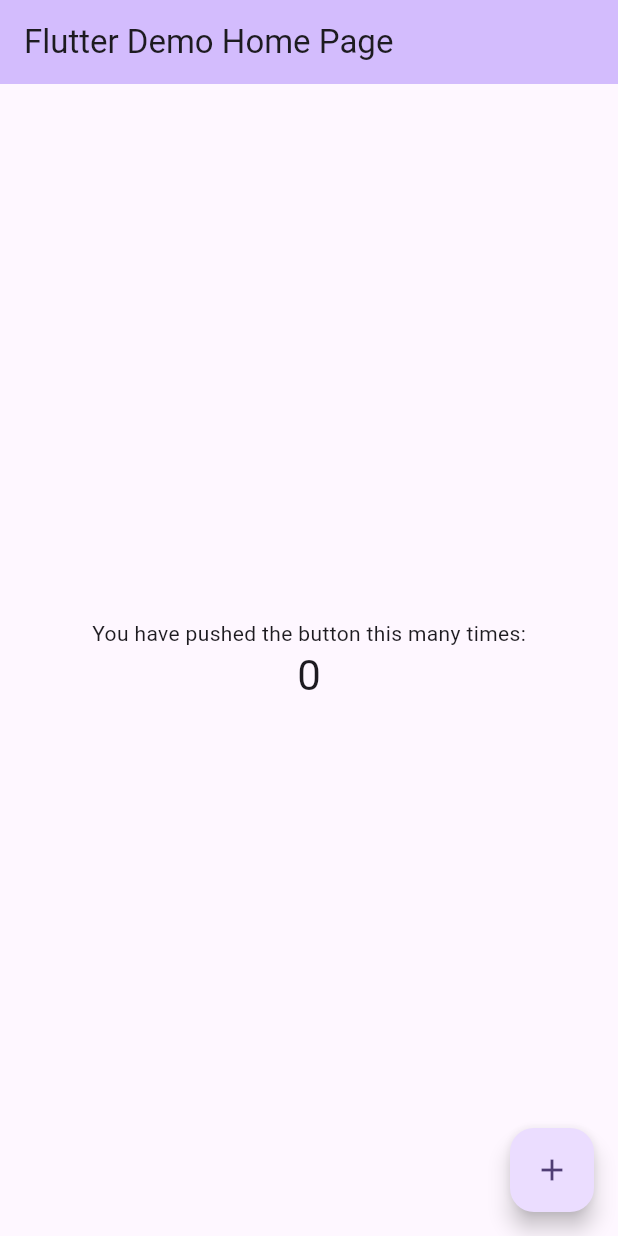
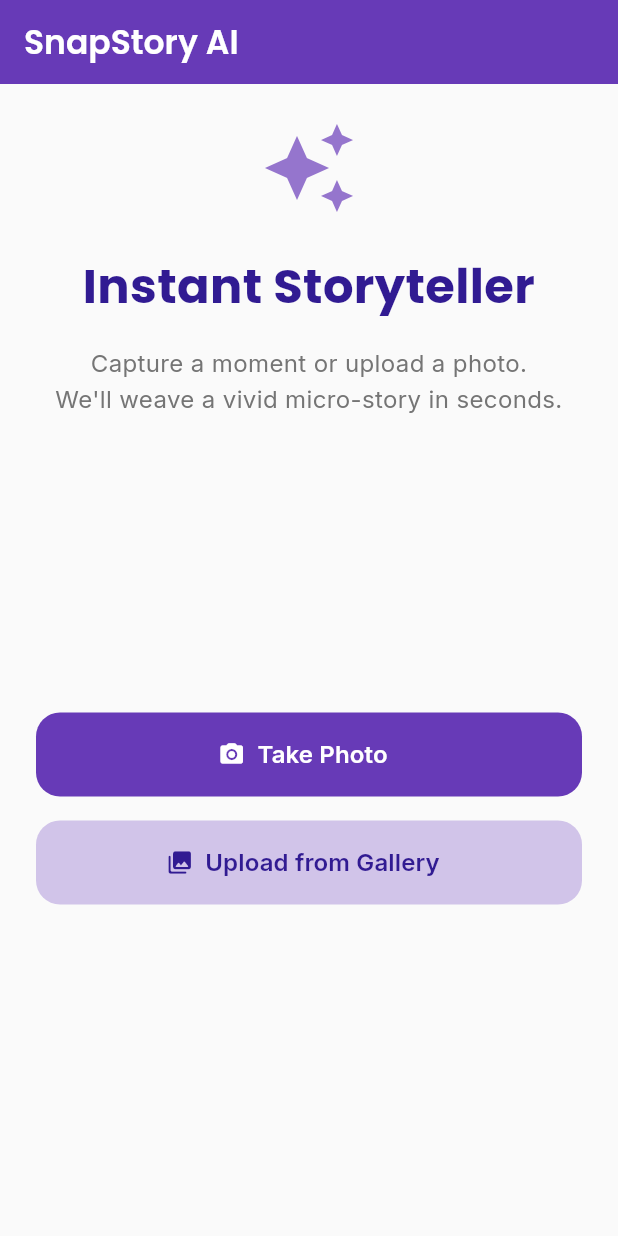
Before and after one commit to could-ai/019aa71c-f1f3-72ac-850e-66d44a886831, a Flutter app: the screen it shows after launch, on a phone screen of 412 x 824 dp. Run offline on Flutter 3.47's test engine with Material 3 defaults, Android fonts, the phone set to English and light mode, and no system bars; our stand-ins replace google_fonts, image_picker.

Commit message:
Added image_picker for camera/gallery functionality and google_fonts for better typography.; Created StoryService to handle mock AI story generation with simulated network delay and randomized responses.; Created HomeScreen with a modern UI for image capture/upload and story display. Includes loading states, error handling, and responsive design.; Updated main.dart to use the new HomeScreen and configured the app theme with Google Fonts.

```diff
--- a/usr/lib/main.dart
+++ b/usr/lib/main.dart
@@ -1,4 +1,6 @@
 import 'package:flutter/material.dart';
+import 'package:google_fonts/google_fonts.dart';
+import 'screens/home_screen.dart';
 
 void main() {
   runApp(const MyApp());
@@ -7,117 +9,24 @@ void main() {
 class MyApp extends StatelessWidget {
   const MyApp({super.key});
 
-  // This widget is the root of your application.
   @override
   Widget build(BuildContext context) {
     return MaterialApp(
-      title: 'Flutter Demo',
+      title: 'SnapStory AI',
       debugShowCheckedModeBanner: false,
       theme: ThemeData(
-        // This is the theme of your application.
-        //
-        // TRY THIS: Try running your application with "flutter run". You'll see
-        // the application has a purple toolbar. Then, without quitting the app,
-        // try changing the seedColor in the colorScheme below to Colors.green
-        // and then invoke "hot reload" (save your changes or press the "hot
-        // reload" button in a Flutter-supported IDE, or press "r" if you used
-        // the command line to start the app).
-        //
-        // Notice that the counter didn't reset back to zero; the application
-        // state is not lost during the reload. To reset the state, use hot
-        // restart instead.
-        //
-        // This works for code too, not just values: Most code changes can be
-        // tested with just a hot reload.
-        colorScheme: ColorScheme.fromSeed(seedColor: Colors.deepPurple),
+        colorScheme: ColorScheme.fromSeed(
+          seedColor: Colors.deepPurple,
+          primary: Colors.deepPurple,
+          secondary: Colors.amber,
+        ),
+        useMaterial3: true,
+        textTheme: GoogleFonts.interTextTheme(),
       ),
       initialRoute: '/',
       routes: {
-        '/': (context) => const MyHomePage(title: 'Flutter Demo Home Page'),
+        '/': (context) => const HomeScreen(),
       },
     );
   }
 }
-
-class MyHomePage extends StatefulWidget {
-  const MyHomePage({super.key, required this.title});
-
-  // This widget is the home page of your application. It is stateful, meaning
-  // that it has a State object (defined below) that contains fields that affect
-  // how it looks.
-
-  // This class is the configuration for the state. It holds the values (in this
-  // case the title) provided by the parent (in this case the App widget) and
-  // used by the build method of the State. Fields in a Widget subclass are
-  // always marked "final".
-
-  final String title;
-
-  @override
-  State<MyHomePage> createState() => _MyHomePageState();
-}
-
-class _MyHomePageState extends State<MyHomePage> {
-  int _counter = 0;
-
-  void _incrementCounter() {
-    setState(() {
-      // This call to setState tells the Flutter framework that something has
-      // changed in this State, which causes it to rerun the build method below
-      // so that the display can reflect the updated values. If we changed
-      // _counter without calling setState(), then the build method would not be
-      // called again, and so nothing would appear to happen.
-      _counter++;
-    });
-  }
-
-  @override
-  Widget build(BuildContext context) {
-    // This method is rerun every time setState is called, for instance as done
-    // by the _incrementCounter method above.
-    //
-    // The Flutter framework has been optimized to make rerunning build methods
-    // fast, so that you can just rebuild anything that needs updating rather
-    // than having to individually change instances of widgets.
-    return Scaffold(
-      appBar: AppBar(
-        // TRY THIS: Try changing the color here to a specific color (to
-        // Colors.amber, perhaps?) and trigger a hot reload to see the AppBar
-        // change color while the other colors stay the same.
-        backgroundColor: Theme.of(context).colorScheme.inversePrimary,
-        // Here we take the value from the MyHomePage object that was created by
-        // the App.build method, and use it to set our appbar title.
-        title: Text(widget.title),
-      ),
-      body: Center(
-        // Center is a layout widget. It takes a single child and positions it
-        // in the middle of the parent.
-        child: Column(
-          // Column is also a layout widget. It takes a list of children and
-          // arranges them vertically. By default, it sizes itself to fit its
-          // children horizontally, and tries to be as tall as its parent.
-          //
-          // Column has various properties to control how it sizes itself and
-          // how it positions its children. Here we use mainAxisAlignment to
-          // center the children vertically; the main axis here is the vertical
-          // axis because Columns are vertical (the cross axis would be
-          // horizontal).
-          //
-          // TRY THIS: Invoke "debug painting" (choose the "Toggle Debug Paint"
-          // action in the IDE, or press "p" in the console), to see the
-          // wireframe for each widget.
-          mainAxisAlignment: MainAxisAlignment.center,
-          children: <Widget>[
-            const Text('You have pushed the button this many times:'),
-            Text('$_counter', style: Theme.of(context).textTheme.headlineMedium),
-          ],
-        ),
-      ),
-      floatingActionButton: FloatingActionButton(
-        onPressed: _incrementCounter,
-        tooltip: 'Increment',
-        child: const Icon(Icons.add),
-      ), // This trailing comma makes auto-formatting nicer for build methods.
-    );
-  }
-}
--- /dev/null
+++ b/usr/lib/screens/home_screen.dart
@@ -0,0 +1,357 @@
+import 'dart:io';
+import 'package:flutter/foundation.dart';
+import 'package:flutter/material.dart';
+import 'package:image_picker/image_picker.dart';
+import 'package:google_fonts/google_fonts.dart';
+import '../services/story_service.dart';
+
+class HomeScreen extends StatefulWidget {
+  const HomeScreen({super.key});
+
+  @override
+  State<HomeScreen> createState() => _HomeScreenState();
+}
+
+class _HomeScreenState extends State<HomeScreen> {
+  final StoryService _storyService = StoryService();
+  final ImagePicker _picker = ImagePicker();
+
+  XFile? _image;
+  String? _story;
+  bool _isLoading = false;
+  String? _error;
+
+  Future<void> _pickImage(ImageSource source) async {
+    try {
+      final XFile? pickedFile = await _picker.pickImage(
+        source: source,
+        maxWidth: 1024,
+        maxHeight: 1024,
+        imageQuality: 85,
+      );
+
+      if (pickedFile != null) {
+        setState(() {
+          _image = pickedFile;
+          _story = null;
+          _error = null;
+          _isLoading = true;
+        });
+
+        // Generate story
+        try {
+          final story = await _storyService.generateStory(pickedFile);
+          if (mounted) {
+            setState(() {
+              _story = story;
+              _isLoading = false;
+            });
+          }
+        } catch (e) {
+          if (mounted) {
+            setState(() {
+              _error = "Failed to generate story. Please try again.";
+              _isLoading = false;
+            });
+          }
+        }
+      }
+    } catch (e) {
+      setState(() {
+        _error = "Error picking image: $e";
+      });
+    }
+  }
+
+  void _reset() {
+    setState(() {
+      _image = null;
+      _story = null;
+      _error = null;
+      _isLoading = false;
+    });
+  }
+
+  @override
+  Widget build(BuildContext context) {
+    return Scaffold(
+      backgroundColor: Colors.grey[50],
+      appBar: AppBar(
+        title: Text(
+          'SnapStory AI',
+          style: GoogleFonts.poppins(
+            fontWeight: FontWeight.w600,
+            color: Colors.white,
+          ),
+        ),
+        backgroundColor: Colors.deepPurple,
+        elevation: 0,
+        actions: [
+          if (_image != null)
+            IconButton(
+              icon: const Icon(Icons.refresh, color: Colors.white),
+              onPressed: _reset,
+              tooltip: 'Start Over',
+            ),
+        ],
+      ),
+      body: SafeArea(
+        child: Center(
+          child: ConstrainedBox(
+            constraints: const BoxConstraints(maxWidth: 600),
+            child: Padding(
+              padding: const EdgeInsets.all(24.0),
+              child: Column(
+                mainAxisAlignment: MainAxisAlignment.center,
+                crossAxisAlignment: CrossAxisAlignment.stretch,
+                children: [
+                  if (_image == null) ...[
+                    _buildHeroSection(),
+                    const Spacer(),
+                    _buildActionButtons(),
+                    const Spacer(),
+                  ] else ...[
+                    Expanded(
+                      child: SingleChildScrollView(
+                        child: Column(
+                          children: [
+                            _buildImageDisplay(),
+                            const SizedBox(height: 24),
+                            _buildStorySection(),
+                          ],
+                        ),
+                      ),
+                    ),
+                  ],
+                ],
+              ),
+            ),
+          ),
+        ),
+      ),
+    );
+  }
+
+  Widget _buildHeroSection() {
+    return Column(
+      children: [
+        Icon(
+          Icons.auto_awesome,
+          size: 64,
+          color: Colors.deepPurple.shade300,
+        ),
+        const SizedBox(height: 24),
+        Text(
+          "Instant Storyteller",
+          textAlign: TextAlign.center,
+          style: GoogleFonts.poppins(
+            fontSize: 32,
+            fontWeight: FontWeight.bold,
+            color: Colors.deepPurple.shade900,
+          ),
+        ),
+        const SizedBox(height: 16),
+        Text(
+          "Capture a moment or upload a photo.\nWe'll weave a vivid micro-story in seconds.",
+          textAlign: TextAlign.center,
+          style: GoogleFonts.inter(
+            fontSize: 16,
+            color: Colors.grey.shade600,
+            height: 1.5,
+          ),
+        ),
+      ],
+    );
+  }
+
+  Widget _buildActionButtons() {
+    return Column(
+      children: [
+        _buildActionButton(
+          icon: Icons.camera_alt_rounded,
+          label: "Take Photo",
+          color: Colors.deepPurple,
+          onPressed: () => _pickImage(ImageSource.camera),
+        ),
+        const SizedBox(height: 16),
+        _buildActionButton(
+          icon: Icons.photo_library_rounded,
+          label: "Upload from Gallery",
+          color: Colors.deepPurple.shade100,
+          textColor: Colors.deepPurple.shade900,
+          onPressed: () => _pickImage(ImageSource.gallery),
+        ),
+      ],
+    );
+  }
+
+  Widget _buildActionButton({
+    required IconData icon,
+    required String label,
+    required Color color,
+    Color textColor = Colors.white,
+    required VoidCallback onPressed,
+  }) {
+    return SizedBox(
+      width: double.infinity,
+      height: 56,
+      child: ElevatedButton.icon(
+        onPressed: onPressed,
+        style: ElevatedButton.styleFrom(
+          backgroundColor: color,
+          foregroundColor: textColor,
+          elevation: 0,
+          shape: RoundedRectangleBorder(
+            borderRadius: BorderRadius.circular(16),
+          ),
+        ),
+        icon: Icon(icon),
+        label: Text(
+          label,
+          style: GoogleFonts.inter(
+            fontSize: 16,
+            fontWeight: FontWeight.w600,
+          ),
+        ),
+      ),
+    );
+  }
+
+  Widget _buildImageDisplay() {
+    return Container(
+      height: 300,
+      width: double.infinity,
+      decoration: BoxDecoration(
+        color: Colors.grey.shade200,
+        borderRadius: BorderRadius.circular(24),
+        boxShadow: [
+          BoxShadow(
+            color: Colors.black.withOpacity(0.1),
+            blurRadius: 20,
+            offset: const Offset(0, 10),
+          ),
+        ],
+      ),
+      clipBehavior: Clip.antiAlias,
+      child: kIsWeb
+          ? Image.network(
+              _image!.path,
+              fit: BoxFit.cover,
+            )
+          : Image.file(
+              File(_image!.path),
+              fit: BoxFit.cover,
+            ),
+    );
+  }
+
+  Widget _buildStorySection() {
+    if (_isLoading) {
+      return Column(
+        children: [
+          const SizedBox(height: 32),
+          const CircularProgressIndicator(
+            color: Colors.deepPurple,
+          ),
+          const SizedBox(height: 16),
+          Text(
+            "Analyzing scene details...",
+            style: GoogleFonts.inter(
+              color: Colors.grey.shade600,
+              fontWeight: FontWeight.w500,
+            ),
+          ),
+        ],
+      );
+    }
+
+    if (_error != null) {
+      return Container(
+        padding: const EdgeInsets.all(16),
+        decoration: BoxDecoration(
+          color: Colors.red.shade50,
+          borderRadius: BorderRadius.circular(16),
+          border: Border.all(color: Colors.red.shade200),
+        ),
+        child: Text(
+          _error!,
+          style: GoogleFonts.inter(color: Colors.red.shade700),
+          textAlign: TextAlign.center,
+        ),
+      );
+    }
+
+    return Column(
+      crossAxisAlignment: CrossAxisAlignment.start,
+      children: [
+        Text(
+          "THE STORY",
+          style: GoogleFonts.inter(
+            fontSize: 12,
+            fontWeight: FontWeight.bold,
+            letterSpacing: 1.5,
+            color: Colors.grey.shade500,
+          ),
+        ),
+        const SizedBox(height: 12),
+        Container(
+          width: double.infinity,
+          padding: const EdgeInsets.all(24),
+          decoration: BoxDecoration(
+            color: Colors.white,
+            borderRadius: BorderRadius.circular(20),
+            border: Border.all(color: Colors.deepPurple.shade100),
+            boxShadow: [
+              BoxShadow(
+                color: Colors.deepPurple.withOpacity(0.05),
+                blurRadius: 20,
+                offset: const Offset(0, 4),
+              ),
+            ],
+          ),
+          child: Column(
+            children: [
+              Icon(
+                Icons.format_quote_rounded,
+                size: 32,
+                color: Colors.deepPurple.shade200,
+              ),
+              const SizedBox(height: 8),
+              Text(
+                _story ?? "",
+                textAlign: TextAlign.center,
+                style: GoogleFonts.merriweather(
+                  fontSize: 18,
+                  height: 1.6,
+                  color: Colors.grey.shade800,
+                  fontStyle: FontStyle.italic,
+                ),
+              ),
+            ],
+          ),
+        ),
+        const SizedBox(height: 24),
+        SizedBox(
+          width: double.infinity,
+          child: OutlinedButton(
+            onPressed: _reset,
+            style: OutlinedButton.styleFrom(
+              padding: const EdgeInsets.symmetric(vertical: 16),
+              side: BorderSide(color: Colors.deepPurple.shade200),
+              shape: RoundedRectangleBorder(
+                borderRadius: BorderRadius.circular(16),
+              ),
+            ),
+            child: Text(
+              "Capture Another Moment",
+              style: GoogleFonts.inter(
+                color: Colors.deepPurple,
+                fontWeight: FontWeight.w600,
+              ),
+            ),
+          ),
+        ),
+      ],
+    );
+  }
+}
--- /dev/null
+++ b/usr/lib/services/story_service.dart
@@ -0,0 +1,24 @@
+import 'dart:math';
+import 'package:image_picker/image_picker.dart';
+
+class StoryService {
+  // Mock stories to simulate AI response
+  final List<String> _mockStories = [
+    "Sunlight dances across the vibrant scene. Nature awakens with a gentle whisper of the wind. A sense of peace fills the air.",
+    "The chaotic energy bustles with life here. Movement blurs into a symphony of action and purpose. Energy pulses through every corner of the frame.",
+    "A solitary subject stands out against the background. The composition highlights a moment of quiet reflection. Hope lingers in the stillness.",
+    "Laughter seems to echo from this frozen moment. Joy is captured in its purest form, unburdened by time. It reminds us to cherish the little things.",
+    "Shadows play tricks on the eye in this shot. Mystery shrouds the details, inviting the viewer to look closer. A secret waits to be discovered.",
+    "Colors explode in a dazzling display of vibrancy. The visual feast overwhelms the senses with delight. Creativity knows no bounds here."
+  ];
+
+  Future<String> generateStory(XFile image) async {
+    // Simulate network processing delay (1.5 - 2.5 seconds)
+    final random = Random();
+    final delay = 1500 + random.nextInt(1000);
+    await Future.delayed(Duration(milliseconds: delay));
+
+    // Return a random story from the list
+    return _mockStories[random.nextInt(_mockStories.length)];
+  }
+}
```
Also changed, not shown: usr/pubspec.yaml (+3 -70 lines).
